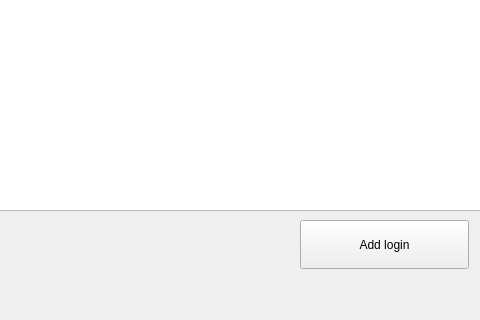
Kracocks/ToolBox, file src/UI/tokenswindow.ui: the form before one commit; both pictures show x 320 to 800 and y 280 to 600 of the 800 by 600 pixel window.
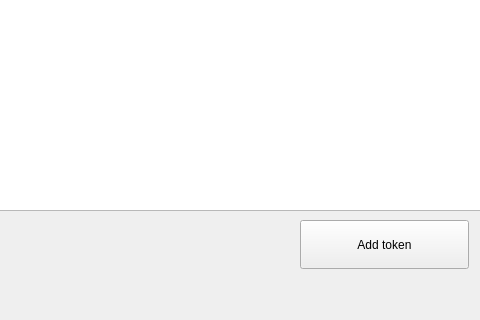
The form after the commit.

The edit to the form file:
```diff
--- a/src/UI/tokenswindow.ui
+++ b/src/UI/tokenswindow.ui
@@ -23,7 +23,7 @@
     </rect>
    </property>
    <property name="text">
-    <string>Add login</string>
+    <string>Add token</string>
    </property>
   </widget>
   <widget class="QTableWidget" name="tokensTable">
```
